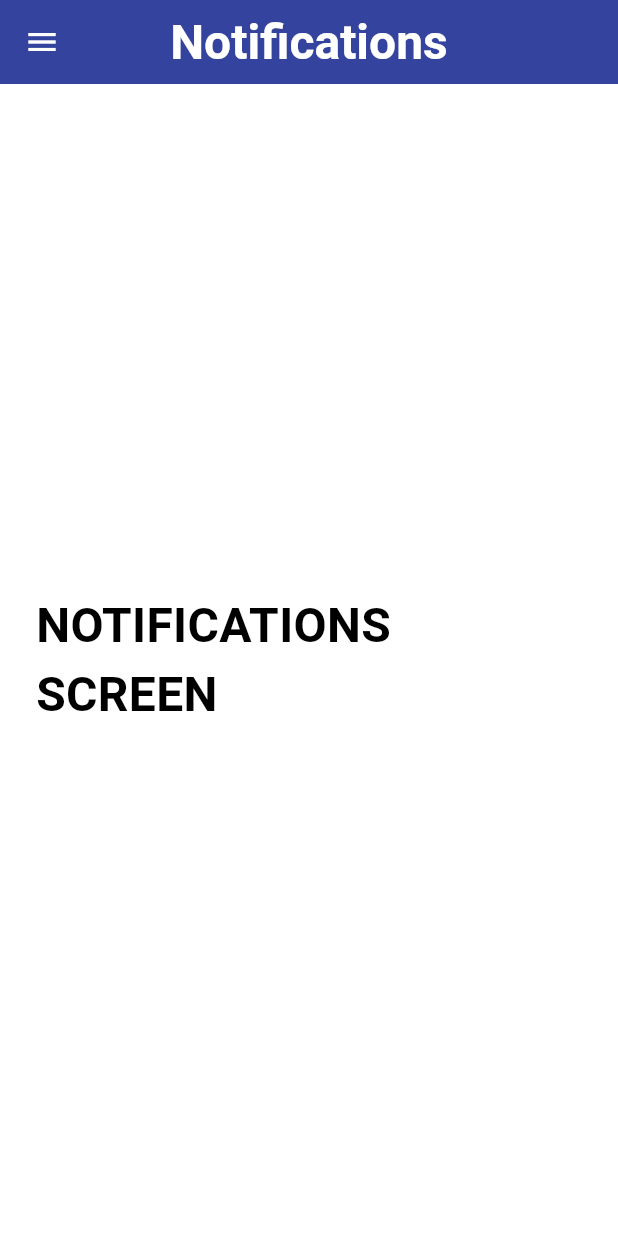
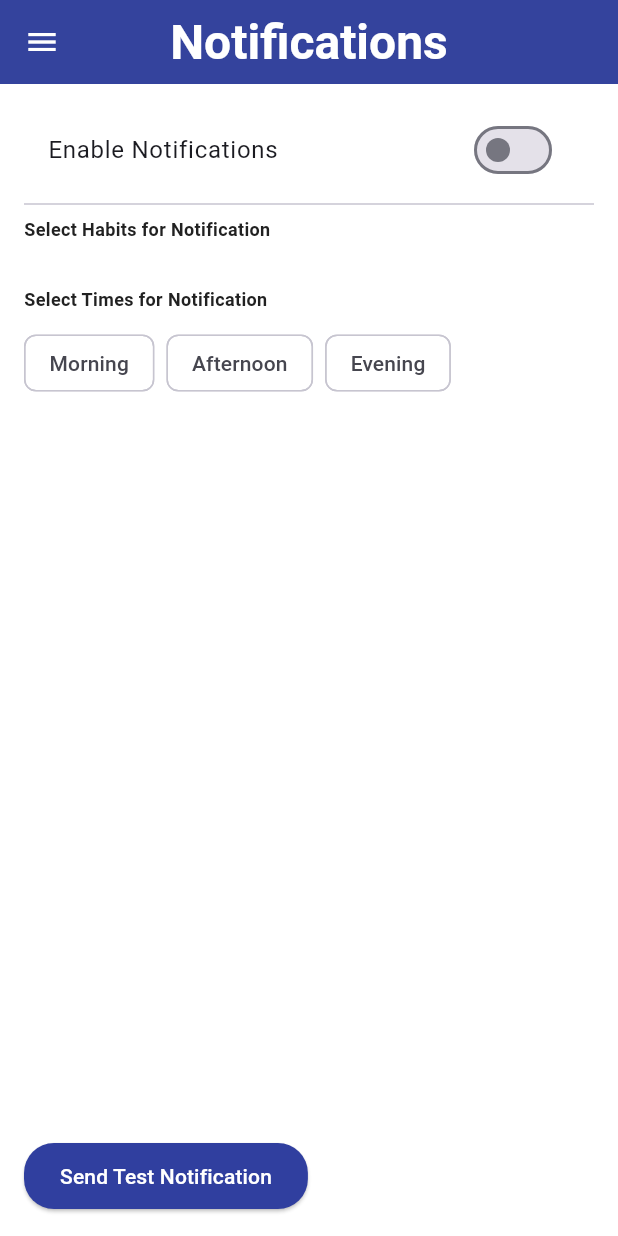
Before and after one commit to sotekllc/habitt, a Flutter app: the NotificationsScreen screen opened directly, on a phone screen of 412 x 824 dp. Run offline on Flutter 3.47's test engine with Material 3 defaults, Android fonts, the phone set to English and light mode, and no system bars; our stand-ins replace flutter_local_notifications, fluttertoast, localstorage, shared_preferences; accounts and stored records are empty.

Commit message:
Outlining notifications page before implementing local only notifications.

```diff
--- a/lib/habit/home_screen.dart
+++ b/lib/habit/home_screen.dart
@@ -1,3 +1,4 @@
+import 'package:flutter_local_notifications/flutter_local_notifications.dart';
 import 'package:flutter/material.dart';
 import 'package:habitt/habit/view_model.dart';
 import 'package:habitt/reports/view_model.dart';
--- a/lib/notifications/screen.dart
+++ b/lib/notifications/screen.dart
@@ -1,10 +1,74 @@
+import 'dart:convert';
+
+import 'package:flutter_local_notifications/flutter_local_notifications.dart';
 import 'package:flutter/material.dart';
+import 'package:shared_preferences/shared_preferences.dart';
 
 import 'package:habitt/menu.dart';
 import 'package:habitt/theme.dart';
 
-class NotificationsScreen extends StatelessWidget {
-  const NotificationsScreen({Key? key}) : super(key: key);
+final String REMINDER_MSG = "It's time to work on your habits!";
+
+class NotificationsScreen extends StatefulWidget {
+  @override
+  _NotificationsScreenState createState() => _NotificationsScreenState();
+}
+
+class _NotificationsScreenState extends State<NotificationsScreen> {
+  bool notificationsEnabled = false;
+  List<String> selectedHabits = [];
+  List<String> selectedTimes = [];
+  Map<String, String> allHabitsMap = {};
+
+  @override
+  void initState() {
+    super.initState();
+    _loadData();
+  }
+
+  Future<void> _loadData() async {
+    SharedPreferences prefs = await SharedPreferences.getInstance();
+    setState(() {
+      notificationsEnabled = prefs.getBool('notificationsEnabled') ?? false;
+      allHabitsMap = Map<String, String>.from(
+        jsonDecode(prefs.getString('selectedHabitsMap') ?? '{}'),
+      );
+      selectedHabits = prefs.getStringList('notificationHabits') ?? [];
+      selectedTimes = prefs.getStringList('notificationTimes') ?? [];
+    });
+  }
+
+  Future<void> _saveNotificationSettings() async {
+    SharedPreferences prefs = await SharedPreferences.getInstance();
+    await prefs.setBool('notificationsEnabled', notificationsEnabled);
+    await prefs.setStringList('notificationHabits', selectedHabits);
+    await prefs.setStringList('notificationTimes', selectedTimes);
+  }
+
+  Color _getColorFromHex(String hexColor) {
+    hexColor = hexColor.replaceAll('#', '');
+    if (hexColor.length == 6) {
+      hexColor = 'FF$hexColor'; // Add opacity if not included.
+    }
+    return Color(int.parse('0x$hexColor'));
+  }
+
+  void _sendTestNotification() {}
+  // void _sendTestNotification() {
+  //   if (html.Notification.permission != "granted") {
+  //     html.Notification.requestPermission().then((permission) {
+  //       if (permission == 'granted') {
+  //         html.Notification("Habit Reminder", body: REMINDER_MSG);
+  //         print('Notification permission granted. Notification sent.');
+  //       } else {
+  //         print('Notification permission denied.');
+  //       }
+  //     });
+  //   } else {
+  //     html.Notification("Habit Reminder", body: REMINDER_MSG);
+  //     print('Notification sent directly.');
+  //   }
+  // }
 
   @override
   Widget build(BuildContext context) {
@@ -22,17 +86,97 @@ class NotificationsScreen extends StatelessWidget {
           ),
         ),
       ),
-      body: Center(
-        child: SingleChildScrollView(
-          padding: AppSizes.screenPadding,
-          child: const Text(
-            'NOTIFICATIONS SCREEN',
-            style: TextStyle(
-              fontSize: 32,
-              color: Colors.black,
-              fontWeight: FontWeight.bold,
+      body: Padding(
+        padding: const EdgeInsets.all(16.0),
+        child: Column(
+          crossAxisAlignment: CrossAxisAlignment.start,
+          children: [
+            SwitchListTile(
+              title: Text('Enable Notifications'),
+              value: notificationsEnabled,
+              onChanged: (value) {
+                setState(() {
+                  notificationsEnabled = value;
+                });
+                _saveNotificationSettings();
+              },
             ),
-          ),
+            Divider(),
+            Text(
+              'Select Habits for Notification',
+              style: TextStyle(fontWeight: FontWeight.bold),
+            ),
+            SizedBox(height: 10),
+            Wrap(
+              spacing: 8.0,
+              runSpacing: 8.0,
+              children: allHabitsMap.entries.map((entry) {
+                final habit = entry.key;
+                final colorHex = entry.value;
+                final color = _getColorFromHex(colorHex);
+                return FilterChip(
+                  label: Text(habit),
+                  labelStyle: TextStyle(color: color),
+                  selected: selectedHabits.contains(habit),
+                  selectedColor: color.withOpacity(0.3),
+                  backgroundColor: Colors.white,
+                  side: BorderSide(color: color, width: 2.0),
+                  onSelected: (bool selected) {
+                    setState(() {
+                      if (selected) {
+                        selectedHabits.add(habit);
+                      } else {
+                        selectedHabits.remove(habit);
+                      }
+                    });
+                    _saveNotificationSettings();
+                  },
+                );
+              }).toList(),
+            ),
+            SizedBox(height: 20),
+            Text(
+              'Select Times for Notification',
+              style: TextStyle(fontWeight: FontWeight.bold),
+            ),
+            SizedBox(height: 10),
+            Wrap(
+              spacing: 8.0,
+              runSpacing: 8.0,
+              children: ['Morning', 'Afternoon', 'Evening'].map((time) {
+                return FilterChip(
+                  label: Text(time),
+                  selected: selectedTimes.contains(time),
+                  onSelected: (bool selected) {
+                    setState(() {
+                      if (selected) {
+                        selectedTimes.add(time);
+                      } else {
+                        selectedTimes.remove(time);
+                      }
+                    });
+                    _saveNotificationSettings();
+                  },
+                );
+              }).toList(),
+            ),
+            Spacer(),
+            ElevatedButton(
+              onPressed: () {
+                // Use the _sendTestNotification method to trigger the notification
+                _sendTestNotification();
+              },
+              child: Text('Send Test Notification'),
+              style: ElevatedButton.styleFrom(
+                backgroundColor: theme.primaryColorDark,
+                foregroundColor: Colors.white,
+                shape: RoundedRectangleBorder(
+                  borderRadius: BorderRadius.circular(20),
+                ),
+                padding: EdgeInsets.symmetric(horizontal: 24, vertical: 12),
+              ),
+            ),
+          ],
         ),
       ),
       drawer: menuDrawer(context),
--- a/pubspec.yaml
+++ b/pubspec.yaml
@@ -16,7 +16,7 @@ publish_to: 'none' # Remove this line if you wish to publish to pub.dev
 # https://developer.apple.com/library/archive/documentation/General/Reference/InfoPlistKeyReference/Articles/CoreFoundationKeys.html
 # In Windows, build-name is used as the major, minor, and patch parts
 # of the product and file versions while build-number is used as the build suffix.
-version: 1.0.0+1
+version: 1.0.3+1
 
 environment:
   sdk: ^3.9.0
@@ -50,6 +50,8 @@ dependencies:
   intl: ^0.19.0
 
   localstorage: ^6.0.0
+
+  platform: ^3.1.6
 
   provider: ^6.1.5
 
```
Also changed, not shown: lib/main.dart (+9 -0 lines), pubspec.lock, 2 other files.
